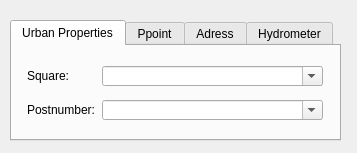
Before: the Qt Designer form search/ui/search_plus_dialog_base.ui in Giswater/giswater_qgis_plugin, drawn with Qt 5.
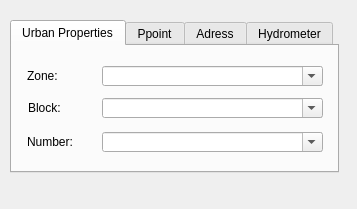
After: the same form once the commit is applied. Custom widgets are drawn as their Qt base class.

The edit to the form file:
```diff
--- a/search/ui/search_plus_dialog_base.ui
+++ b/search/ui/search_plus_dialog_base.ui
@@ -7,7 +7,7 @@
     <x>0</x>
     <y>0</y>
     <width>357</width>
-    <height>153</height>
+    <height>209</height>
    </rect>
   </property>
   <property name="windowTitle">
@@ -18,8 +18,8 @@
     <rect>
      <x>10</x>
      <y>20</y>
-     <width>331</width>
-     <height>121</height>
+     <width>329</width>
+     <height>153</height>
     </rect>
    </property>
    <property name="currentIndex">
@@ -33,20 +33,20 @@
      <property name="geometry">
       <rect>
        <x>15</x>
-       <y>56</y>
+       <y>88</y>
        <width>71</width>
        <height>16</height>
       </rect>
      </property>
      <property name="text">
-      <string>Postnumber:</string>
+      <string>Number:</string>
      </property>
     </widget>
     <widget class="SearchableComboBox" name="urban_properties_number">
      <property name="geometry">
       <rect>
        <x>90</x>
-       <y>54</y>
+       <y>86</y>
        <width>221</width>
        <height>20</height>
       </rect>
@@ -55,7 +55,7 @@
       <bool>true</bool>
      </property>
     </widget>
-    <widget class="QLabel" name="label_block">
+    <widget class="QLabel" name="label_zone">
      <property name="geometry">
       <rect>
        <x>15</x>
@@ -65,14 +65,27 @@
       </rect>
      </property>
      <property name="text">
-      <string>Square:</string>
+      <string>Zone:</string>
+     </property>
+    </widget>
+    <widget class="SearchableComboBox" name="urban_properties_zone">
+     <property name="geometry">
+      <rect>
+       <x>90</x>
+       <y>20</y>
+       <width>221</width>
+       <height>20</height>
+      </rect>
+     </property>
+     <property name="editable">
+      <bool>true</bool>
      </property>
     </widget>
     <widget class="SearchableComboBox" name="urban_properties_block">
      <property name="geometry">
       <rect>
        <x>90</x>
-       <y>20</y>
+       <y>52</y>
        <width>221</width>
        <height>20</height>
       </rect>
@@ -81,6 +94,19 @@
       <bool>true</bool>
      </property>
     </widget>
+    <widget class="QLabel" name="label_block">
+     <property name="geometry">
+      <rect>
+       <x>16</x>
+       <y>54</y>
+       <width>55</width>
+       <height>16</height>
+      </rect>
+     </property>
+     <property name="text">
+      <string>Block:</string>
+     </property>
+    </widget>
    </widget>
    <widget class="QWidget" name="tab">
     <attribute name="title">
```
Left out of the diff: 6 changed lines with no effect on the pictures.
